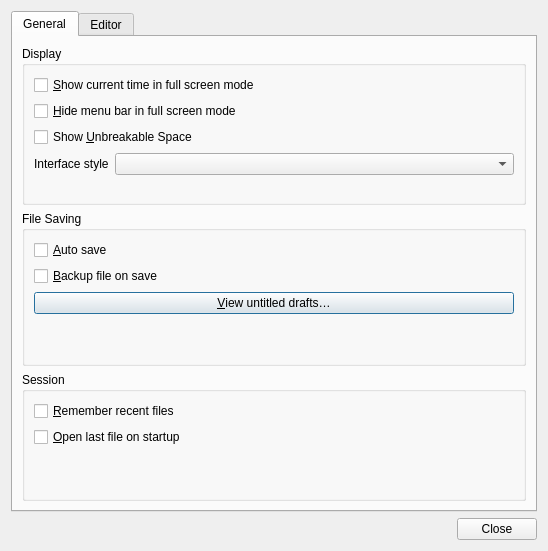
KDE/ghostwriter, file src/settings/preferencesdialog.ui: the form before one commit.
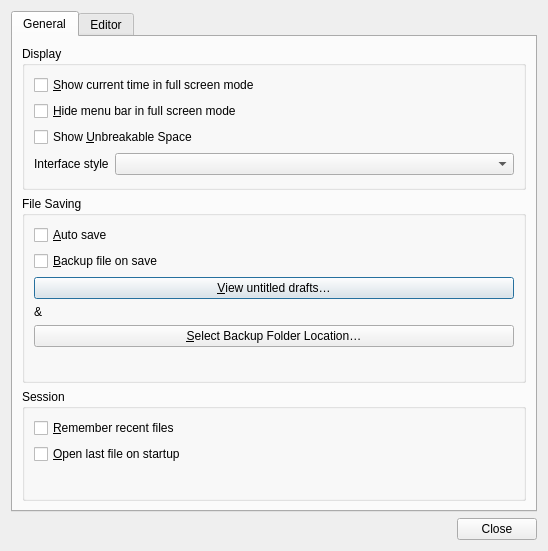
The form after the commit.

Commit message:
Added configurable backup location for .backup files
Added a configurable location for the backup files.

```diff
--- a/src/settings/preferencesdialog.ui
+++ b/src/settings/preferencesdialog.ui
@@ -111,6 +111,20 @@
             </property>
            </widget>
           </item>
+          <item>
+           <widget class="QLabel" name="currentBackupFolderText">
+            <property name="text">
+             <string>&amp;</string>
+            </property>
+           </widget>
+          </item>
+          <item>
+           <widget class="QPushButton" name="selectBackupFolderButton">
+            <property name="text">
+             <string>&amp;Select Backup Folder Location…</string>
+            </property>
+           </widget>
+          </item>
           <item>
            <spacer name="verticalSpacer_2">
             <property name="orientation">
```
The commit also changes 6 other files.
